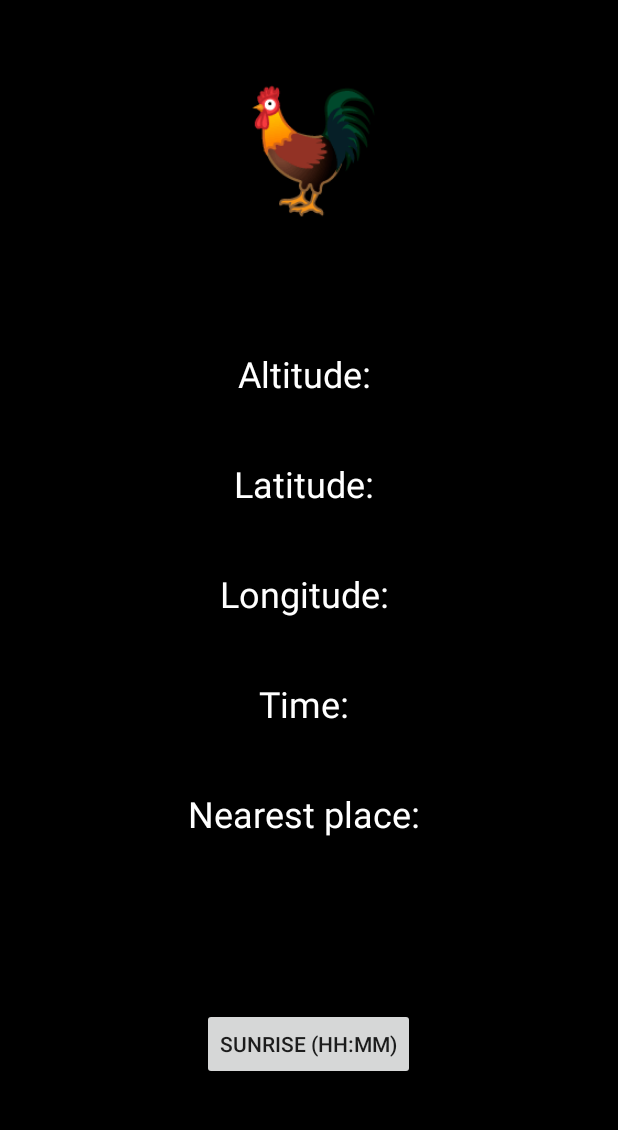
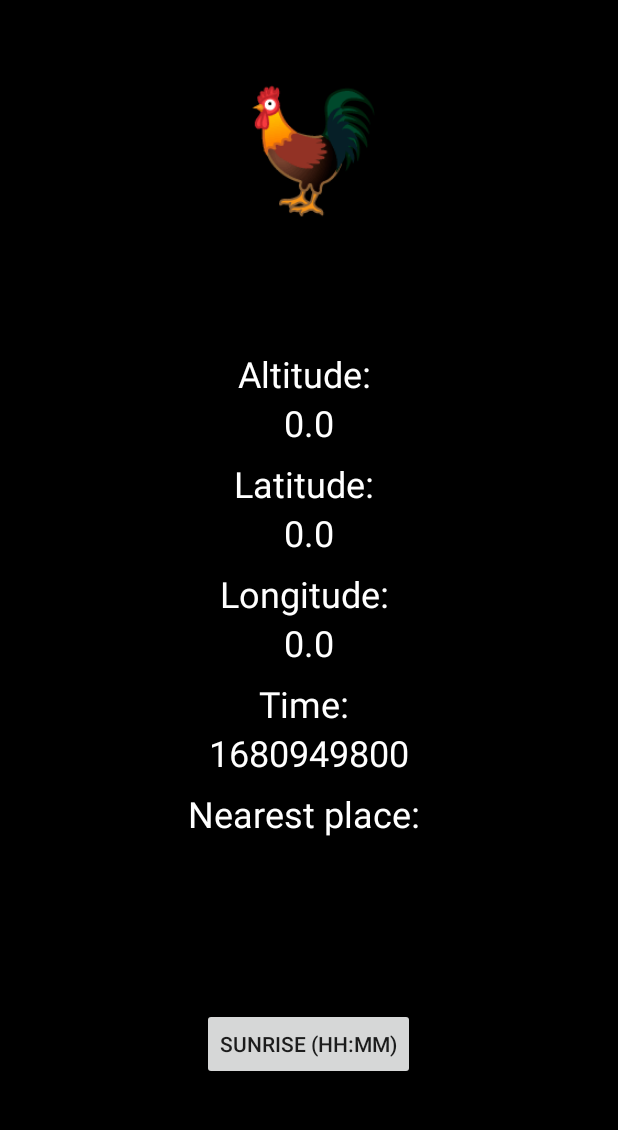
Before and after one commit to RoosterClock/Rooster, an Android app: the screen it shows after launch (MainActivity), on a phone screen of 412 x 824 dp, the part 84-1214 px from its top. Run offline under Robolectric (Android 15) with nearby library versions, the phone set to English and light mode, and no system bars.

Commit message:
add: update layout

```diff
--- a/app/src/main/java/com/rooster/rooster/MainActivity.java
+++ b/app/src/main/java/com/rooster/rooster/MainActivity.java
@@ -14,12 +14,18 @@ import androidx.core.app.ActivityCompat;
 
 import android.provider.Settings;
 import android.util.Log;
+import android.widget.TextView;
 import android.widget.Toast;
 
 public class MainActivity extends AppCompatActivity {
 
     private SpaceTimeStamp spaceTimeStamp;
     private OpenWeatherData openWeatherData;
+    private TextView altitudeTextView;
+    private TextView latitudeTextView;
+    private TextView longitudeTextView;
+    private TextView timeTextView;
+    private TextView placeTextView;
     private static final int REQUEST_LOCATION_PERMISSION = 1;
 
     @Override
@@ -31,7 +37,8 @@ public class MainActivity extends AppCompatActivity {
         if (ActivityCompat.checkSelfPermission(this, android.Manifest.permission.ACCESS_FINE_LOCATION) == PackageManager.PERMISSION_GRANTED
                 || ActivityCompat.checkSelfPermission(this, android.Manifest.permission.ACCESS_COARSE_LOCATION) == PackageManager.PERMISSION_GRANTED) {
             // initialize the SpaceTimeStamp object
-            spaceTimeStamp = new SpaceTimeStamp(this);
+            this.spaceTimeStamp = new SpaceTimeStamp(this);
+            updateLayoutInfo(this.openWeatherData, this.spaceTimeStamp);
         } else {
             // request location permissions
             ActivityCompat.requestPermissions(this, new String[] {android.Manifest.permission.ACCESS_FINE_LOCATION}, REQUEST_LOCATION_PERMISSION);
@@ -54,11 +61,19 @@ public class MainActivity extends AppCompatActivity {
         }
     }
 
-    private void openWeatherDataCallBack() {
-        Log.e("SUNRISE:", String.valueOf(this.openWeatherData.getSunrise()));
-        setSunriseAlarm(this.openWeatherData.getSunrise());
-        return ;
+    private void updateLayoutInfo(OpenWeatherData data, SpaceTimeStamp timeStamp) {
+        altitudeTextView = findViewById(R.id.location_altitude);
+        latitudeTextView = findViewById(R.id.location_latitude);
+        longitudeTextView = findViewById(R.id.location_longitude);
+        timeTextView = findViewById(R.id.location_time);
+        placeTextView = findViewById(R.id.location_place);
+        altitudeTextView.setText(String.valueOf(spaceTimeStamp.getAltitude()));
+        latitudeTextView.setText(String.valueOf(spaceTimeStamp.getLatitude()));
+        longitudeTextView.setText(String.valueOf(spaceTimeStamp.getLongitude()));
+        timeTextView.setText(String.valueOf(spaceTimeStamp.getTime()));
+        //placeTextView.setText(String.valueOf(openWeatherData.getPlaceName()));
     }
+
 
     private void setSunriseAlarm(long timeInMillis) {
         AlarmManager alarmManager = (AlarmManager) getSystemService(Context.ALARM_SERVICE);
```
